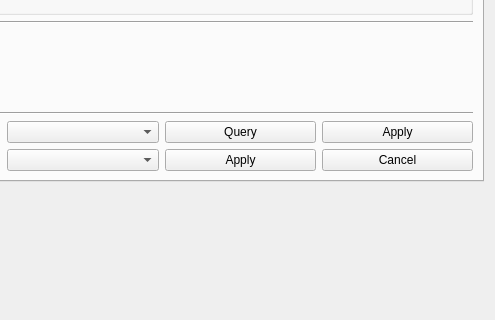
Old version of the form crs_gui/ui/crs_application.ui in the repository mpowelson/collaborative-robotic-sanding; both pictures show x 172 to 667 and y 146 to 466 of the 667 by 673 pixel window.
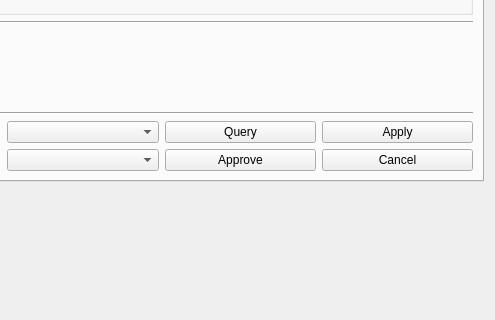
New version of the form.

Commit message: Add state machine interface

```diff
--- a/crs_gui/ui/crs_application.ui
+++ b/crs_gui/ui/crs_application.ui
@@ -107,7 +107,7 @@
          <item row="4" column="2">
           <widget class="QPushButton" name="push_button_sm_apply_2">
            <property name="text">
-            <string>Apply</string>
+            <string>Approve</string>
            </property>
           </widget>
          </item>
```
Left out of the diff: 14 changed lines with no effect on the pictures. The commit also changes 4 other files.
